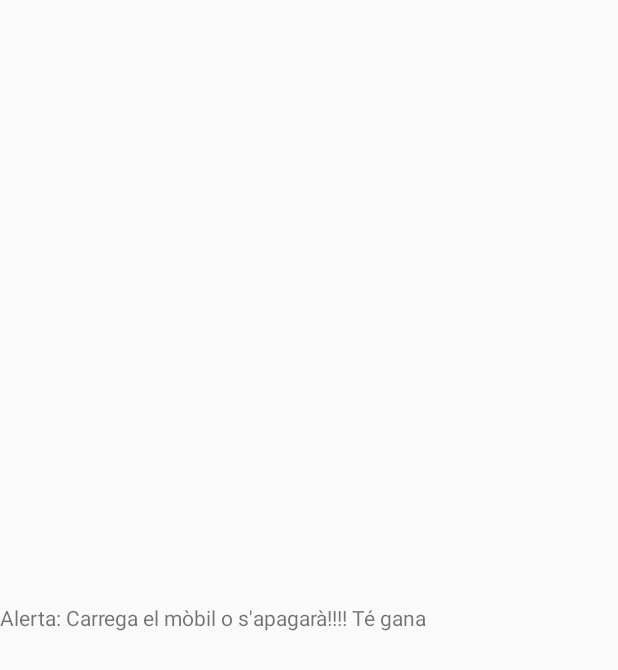
After one commit to MGMepk/PT14, an Android app: the layout activity_battery_receiver.xml on its own in the app's theme, with its tools: preview values and no code run, on a phone screen of 412 x 824 dp. The commit adds this screen. Shown: the top 670 px of the screen. Run offline under Robolectric (Android 15) with nearby library versions, the phone set to English and light mode, and no system bars.

Commit message:
Broadcast Receiver started

```diff
--- a/app/src/main/java/com/dam/manuelgarcia/pt14/NovaActivity.java
+++ b/app/src/main/java/com/dam/manuelgarcia/pt14/NovaActivity.java
@@ -18,13 +18,12 @@ public class NovaActivity extends AppCompatActivity {
         super.onCreate(savedInstanceState);
         setContentView(R.layout.activity_nova);
         setTitle("Afegeix intent");
-        // getSupportActionBar().setHomeButtonEnabled(true);
 
     }
 
     public void AddIntent(View view) {
 
-        EditText editText = (EditText) findViewById(R.id.edtEntraNomAct);
+        EditText editText = findViewById(R.id.edtEntraNomAct);
 
         if (!editText.getText().toString().isEmpty()) {
 
--- /dev/null
+++ b/app/src/main/res/layout/activity_battery_receiver.xml
@@ -0,0 +1,14 @@
+<?xml version="1.0" encoding="utf-8"?>
+<LinearLayout xmlns:android="http://schemas.android.com/apk/res/android"
+    xmlns:tools="http://schemas.android.com/tools"
+    android:layout_width="match_parent"
+    android:layout_height="match_parent"
+    tools:context="com.dam.manuelgarcia.pt14.BatteryReceiver">
+
+    <TextView
+        android:layout_width="match_parent"
+        android:layout_height="wrap_content"
+        android:layout_gravity="center"
+        android:text="@string/alert" />
+
+</LinearLayout>
--- a/app/src/main/res/layout/activity_scrolling.xml
+++ b/app/src/main/res/layout/activity_scrolling.xml
@@ -2,12 +2,11 @@
 <androidx.coordinatorlayout.widget.CoordinatorLayout xmlns:android="http://schemas.android.com/apk/res/android"
     xmlns:app="http://schemas.android.com/apk/res-auto"
     xmlns:tools="http://schemas.android.com/tools"
+    android:id="@+id/linearLayout2"
     android:layout_width="match_parent"
     android:layout_height="match_parent"
     android:fitsSystemWindows="true"
-    tools:context=".ScrollingActivity"
-    android:id="@+id/linearLayout2">
-    <!-- todo important donar id aquí per referenciar al java per tenir vista view-->
+    tools:context=".ScrollingActivity">
 
     <com.google.android.material.appbar.AppBarLayout
         android:id="@+id/app_bar"
--- a/app/src/main/res/values/strings.xml
+++ b/app/src/main/res/values/strings.xml
@@ -90,4 +90,5 @@
         "when a user tries to pick up one of cards.\n\n"
     </string>
     <string name="action_settings">Settings</string>
+    <string name="alert">Alerta: Carrega el mòbil o s\'apagarà!!!! Té gana</string>
 </resources>
```
Also changed, not shown: app/src/main/AndroidManifest.xml (+8 -4 lines), app/src/main/java/com/dam/manuelgarcia/pt14/BatteryReceiver.java (added, +19 -0 lines), app/src/main/java/com/dam/manuelgarcia/pt14/ScrollingActivity.java (+1 -7 lines).
